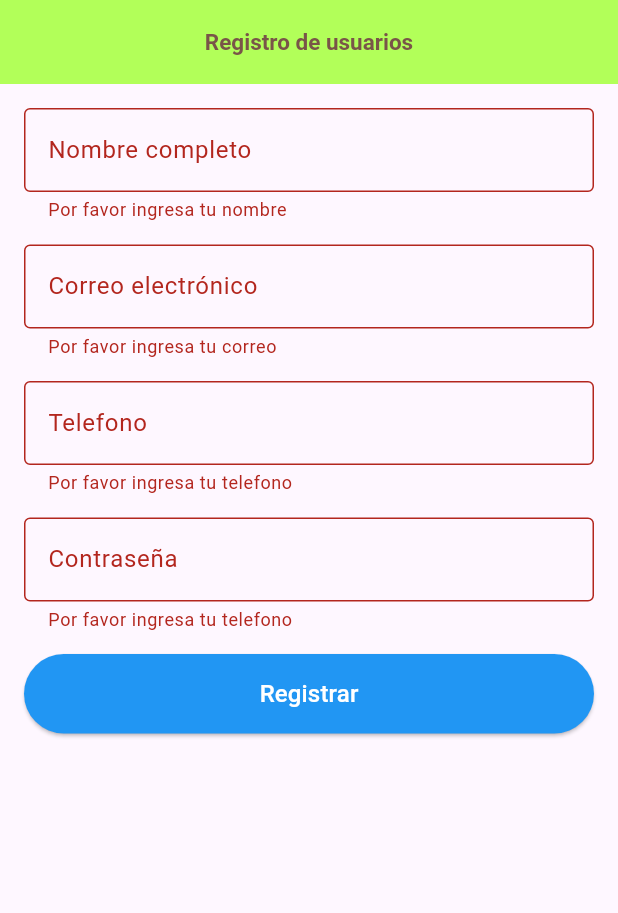
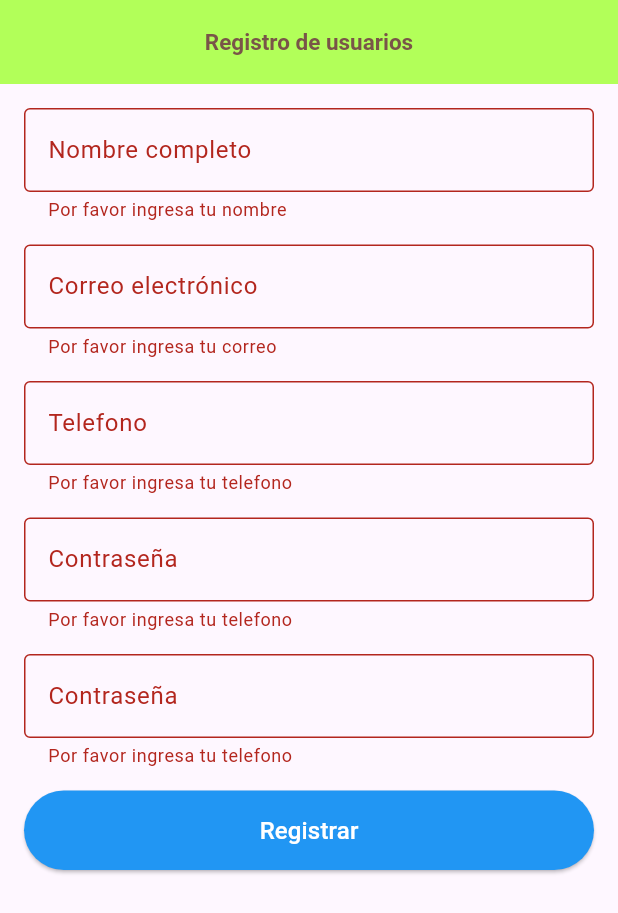
Before and after one commit to GuilloBurgos/forms_flutter, a Flutter app: the screen it shows after launch, after a tap on "Registrar", on a phone screen of 412 x 824 dp. Shown: the top 913 px of the screen. Run offline on Flutter 3.47's test engine with Material 3 defaults, Android fonts, the phone set to English and light mode, and no system bars.

```diff
--- a/lib/main.dart
+++ b/lib/main.dart
@@ -162,8 +162,7 @@ class _RegistroPage extends State<RegistroPage> {
   final TextEditingController emailController = TextEditingController();
   final TextEditingController telefonoController = TextEditingController();
   final TextEditingController passwordController = TextEditingController();
-  final TextEditingController confirmarPasswordController =
-      TextEditingController();
+  final TextEditingController confirmarPasswordController = TextEditingController();
 
   void registroUsuario() {
     if (_formkey.currentState!.validate()) {
@@ -293,6 +292,24 @@ class _RegistroPage extends State<RegistroPage> {
                 },
               ),
               const SizedBox(height: 15),
+              TextFormField(
+                controller: confirmarPasswordController,
+                decoration: const InputDecoration(
+                  labelText: "Contraseña",
+                  border: OutlineInputBorder(),
+                ),
+                validator: (value) {
+                  if (value == null || value.isEmpty) {
+                    return "Por favor ingresa tu telefono";
+                  }
+
+                  if (value.length < 6) {
+                    return "Debe tener al menos 6 caracteres";
+                  }
+                  return null;
+                },
+              ),
+              const SizedBox(height: 15),
               ElevatedButton(
                 onPressed: registroUsuario,
                 style: ElevatedButton.styleFrom(
```
Also changed, not shown: 1 other file.
